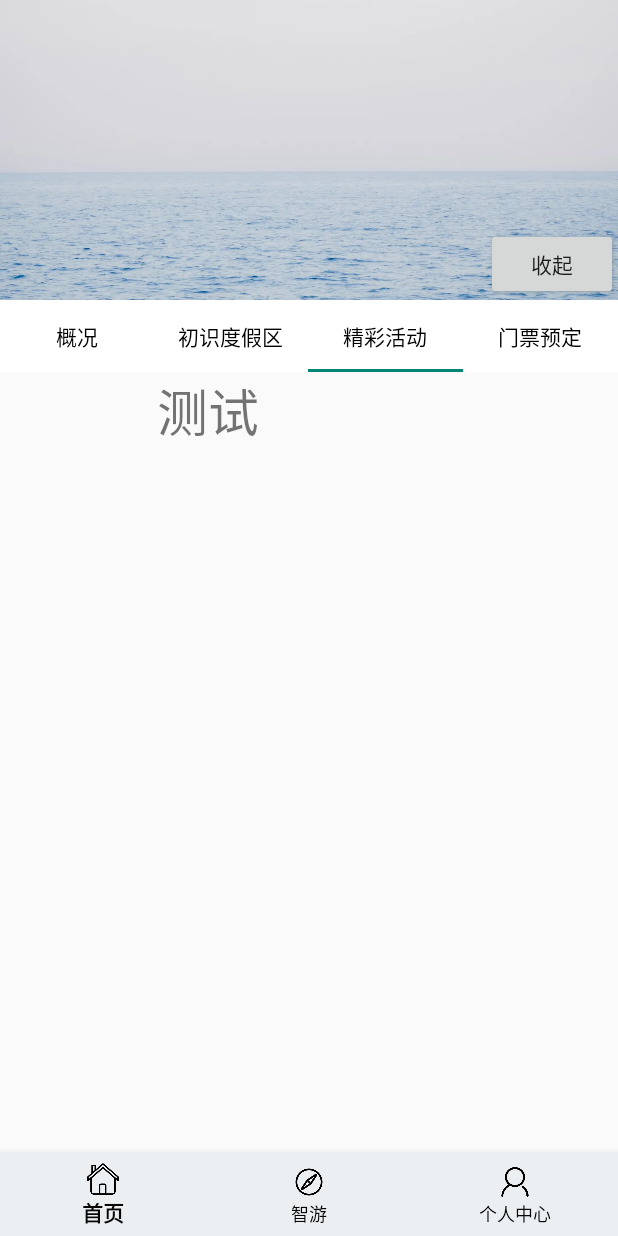
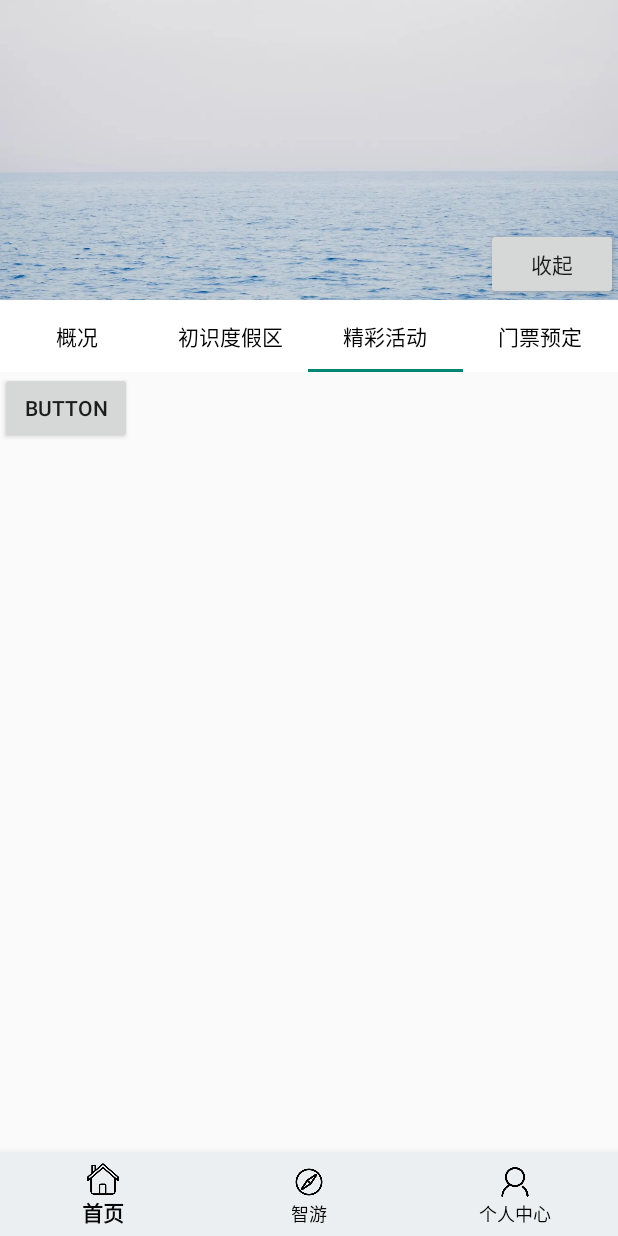
Before and after one commit to H-Bole/andriod-studio_work, an Android app: the Home_pageFragment screen opened directly, with no data from a screen before it, tab 3 chosen, on a phone screen of 412 x 824 dp. Run offline under Robolectric (Android 15) with nearby library versions, the light colour scheme and no system bars.

Commit message:
更新相关id加活动初始修改

```diff
--- a/app/src/main/java/com/example/app_huangbowei/fragment/Home_pageFragment.java
+++ b/app/src/main/java/com/example/app_huangbowei/fragment/Home_pageFragment.java
@@ -182,7 +182,7 @@ public class Home_pageFragment extends BaseFragment {
     public static class SummarizeFragment extends BaseFragment {
         @Override
         public int getLayoutResId() {
-            return R.layout.fragment_recommend;
+            return R.layout.fragment_summarize;
         }
         @Override
         public void initView(View rootView) {
@@ -201,7 +201,7 @@ public class Home_pageFragment extends BaseFragment {
         RecyclerView recyclerView ;
         @Override
         public int getLayoutResId() {
-            return R.layout.fragment_app_ranking;
+            return R.layout.fragment_simpknow;
         }
         @Override
         public void initView(View rootView) {
@@ -357,7 +357,7 @@ public class Home_pageFragment extends BaseFragment {
 //    精彩活动
     public static class ActicityFragment extends BaseFragment {
         public int getLayoutResId() {
-            return R.layout.fragment_app_test;
+            return R.layout.fragment_acticity;
         }
         public void initView(View rootView) {
             // 初始化视图组件
@@ -369,7 +369,7 @@ public class Home_pageFragment extends BaseFragment {
 
     public static class TicketFragment extends BaseFragment {
         public int getLayoutResId() {
-            return R.layout.fragment_app_test2;
+            return R.layout.fragment_ticket;
         }
         public void initView(View rootView) {
             // 初始化视图组件
--- /dev/null
+++ b/app/src/main/res/layout/fragment_acticity.xml
@@ -0,0 +1,39 @@
+<?xml version="1.0" encoding="utf-8"?>
+<androidx.constraintlayout.widget.ConstraintLayout xmlns:android="http://schemas.android.com/apk/res/android"
+    xmlns:app="http://schemas.android.com/apk/res-auto"
+    xmlns:tools="http://schemas.android.com/tools"
+    android:layout_width="match_parent"
+    android:layout_height="match_parent">
+
+    <ScrollView
+        android:layout_width="match_parent"
+        android:layout_height="match_parent">
+
+        <LinearLayout
+            android:layout_width="match_parent"
+            android:layout_height="wrap_content"
+            android:orientation="vertical" >
+
+            <androidx.constraintlayout.widget.ConstraintLayout
+                android:layout_width="match_parent"
+                android:layout_height="match_parent">
+
+                <Button
+                    android:id="@+id/button"
+                    android:layout_width="wrap_content"
+                    android:layout_height="wrap_content"
+                    android:text="Button"
+                    tools:layout_editor_absoluteX="16dp"
+                    tools:layout_editor_absoluteY="30dp" />
+
+                <ImageView
+                    android:id="@+id/imageView4"
+                    android:layout_width="wrap_content"
+                    android:layout_height="wrap_content"
+                    tools:layout_editor_absoluteX="237dp"
+                    tools:layout_editor_absoluteY="0dp"
+                    tools:srcCompat="@tools:sample/avatars" />
+            </androidx.constraintlayout.widget.ConstraintLayout>
+        </LinearLayout>
+    </ScrollView>
+</androidx.constraintlayout.widget.ConstraintLayout>
```
Also changed, not shown: app/src/main/res/layout/fragment_app_test2.xml (deleted, +0 -17 lines), app/src/main/res/layout/fragment_simpknow.xml (renamed from app/src/main/res/layout/fragment_app_ranking.xml), app/src/main/res/layout/fragment_summarize.xml (renamed from app/src/main/res/layout/fragment_recommend.xml), app/src/main/res/layout/fragment_ticket.xml (renamed from app/src/main/res/layout/fragment_app_test.xml).
